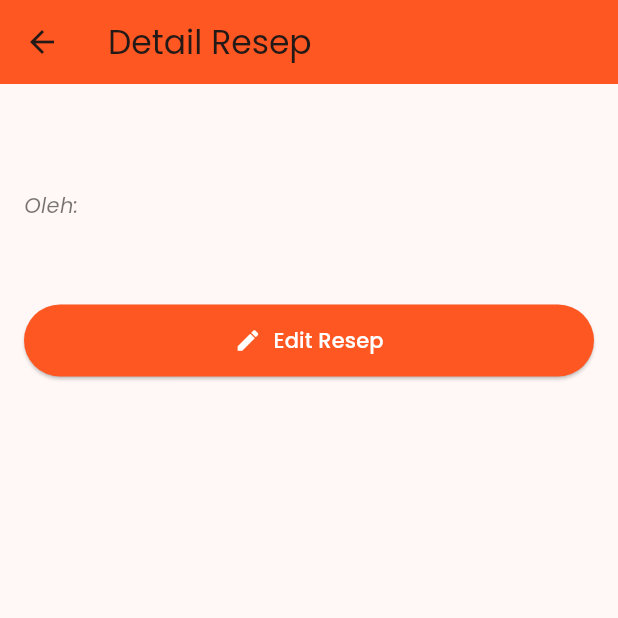
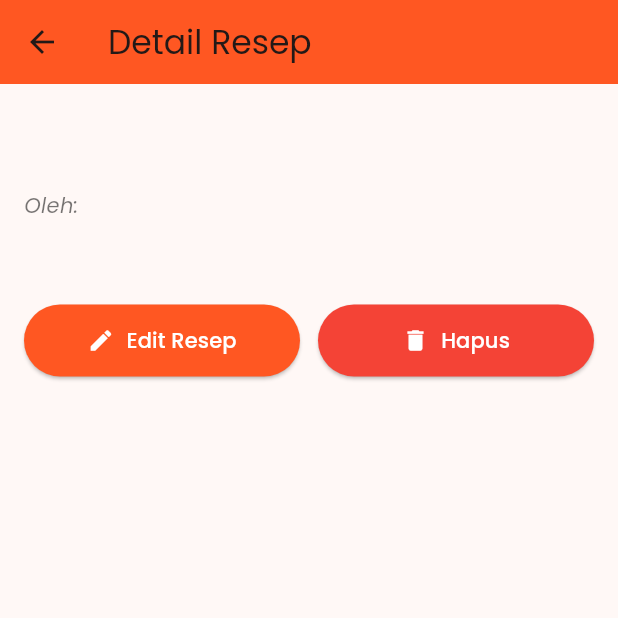
Before and after one commit to OwenC14220326/c14220326_uas_ambw, a Flutter app: the DetailRecipePage screen opened directly with empty values, on a phone screen of 412 x 824 dp, the top half of it. Run offline on Flutter 3.47's test engine with Material 3 defaults, Android fonts, the phone set to English and light mode, and no system bars; our stand-ins replace cloud_firestore, firebase_auth, firebase_core, google_fonts, hive, hive_flutter; accounts and stored records are empty.

Commit message:
Add Delete + Configuration + Merapikan

```diff
--- a/lib/main.dart
+++ b/lib/main.dart
@@ -20,7 +20,6 @@ void main() async {
 
   await Hive.initFlutter();
 
-  // Buka box untuk simpan session
   await Hive.openBox('sessionBox');
 
   runApp(const SimpleRecipeKeeperApp());
--- a/lib/pages/add_recipe.dart
+++ b/lib/pages/add_recipe.dart
@@ -42,7 +42,7 @@ class _AddRecipePageState extends State<AddRecipePage> {
       final namaPembuat = sessionBox.get('nama_lengkap') ?? 'Anonim';
 
       await FirebaseFirestore.instance.collection('recipes').add({
-        'uid_pembuat': uid, // Tambahkan UID pembuat
+        'uid_pembuat': uid,
         'nama_pembuat': namaPembuat,
         'nama_resep': _namaController.text.trim(),
         'deskripsi_resep': _deskripsiController.text.trim(),
@@ -63,7 +63,7 @@ class _AddRecipePageState extends State<AddRecipePage> {
               TextButton(
                 onPressed: () {
                   Navigator.pop(context);
-                  Navigator.pop(context); // Kembali ke Home
+                  Navigator.pop(context);
                 },
                 child: const Text('OK'),
               ),
--- a/lib/pages/detail_recipe.dart
+++ b/lib/pages/detail_recipe.dart
@@ -13,15 +13,19 @@ class DetailRecipePage extends StatelessWidget {
         title: const Text('Detail Resep'),
         backgroundColor: Colors.deepOrange,
       ),
-      body: StreamBuilder<DocumentSnapshot>(
-        stream: FirebaseFirestore.instance.collection('recipes').doc(docId).snapshots(),
+      body: FutureBuilder<DocumentSnapshot>(
+        future: FirebaseFirestore.instance.collection('recipes').doc(docId).get(),
         builder: (context, snapshot) {
           if (snapshot.connectionState == ConnectionState.waiting) {
             return const Center(child: CircularProgressIndicator());
           }
 
+          if (snapshot.hasError) {
+            return Center(child: Text('Error: ${snapshot.error}'));
+          }
+
           if (!snapshot.hasData || !snapshot.data!.exists) {
-            return const Center(child: Text('Resep tidak ditemukan.'));
+            return const Center(child: Text('Resep tidak ditemukan'));
           }
 
           final doc = snapshot.data!;
@@ -69,8 +73,7 @@ class DetailRecipePage extends StatelessWidget {
                   ),
                 ),
                 const SizedBox(height: 16),
-                if (deskripsi.isNotEmpty)
-                  Text(deskripsi),
+                if (deskripsi.isNotEmpty) Text(deskripsi),
                 const SizedBox(height: 16),
                 if (bahanList.isNotEmpty)
                   Column(
@@ -96,8 +99,9 @@ class DetailRecipePage extends StatelessWidget {
                     ],
                   ),
                 const SizedBox(height: 24),
-                SizedBox(
-                  width: double.infinity,
+                Row(
+                  children: [
+                    Expanded(
                       child: ElevatedButton.icon(
                         onPressed: () {
                           Navigator.pushNamed(
@@ -115,6 +119,48 @@ class DetailRecipePage extends StatelessWidget {
                         ),
                       ),
                     ),
+                    const SizedBox(width: 12),
+                    Expanded(
+                      child: ElevatedButton.icon(
+                        onPressed: () async {
+                          final confirm = await showDialog<bool>(
+                            context: context,
+                            builder: (context) => AlertDialog(
+                              title: const Text('Hapus Resep'),
+                              content: const Text('Yakin ingin menghapus resep ini?'),
+                              actions: [
+                                TextButton(
+                                  onPressed: () => Navigator.pop(context, false),
+                                  child: const Text('Batal'),
+                                ),
+                                ElevatedButton(
+                                  onPressed: () => Navigator.pop(context, true),
+                                  child: const Text('Hapus'),
+                                ),
+                              ],
+                            ),
+                          );
+                          if (confirm == true) {
+                            await FirebaseFirestore.instance
+                                .collection('recipes')
+                                .doc(doc.id)
+                                .delete();
+                            if (context.mounted) {
+                              Navigator.pop(context);
+                            }
+                          }
+                        },
+                        icon: const Icon(Icons.delete),
+                        label: const Text('Hapus'),
+                        style: ElevatedButton.styleFrom(
+                          backgroundColor: Colors.red,
+                          foregroundColor: Colors.white,
+                          padding: const EdgeInsets.symmetric(vertical: 14),
+                        ),
+                      ),
+                    ),
+                  ],
+                ),
               ],
             ),
           );
--- a/lib/pages/get_started.dart
+++ b/lib/pages/get_started.dart
@@ -16,7 +16,7 @@ class _GetStartedPageState extends State<GetStartedPage> {
   }
 
   Future<void> _checkSession() async {
-    await Future.delayed(const Duration(seconds: 2)); // Simulasi loading
+    await Future.delayed(const Duration(seconds: 3));
     final sessionBox = Hive.box('sessionBox');
     final uid = sessionBox.get('uid');
 
--- a/lib/pages/home_page.dart
+++ b/lib/pages/home_page.dart
@@ -65,7 +65,6 @@ class _HomePageState extends State<HomePage> {
       body: SafeArea(
         child: Column(
           children: [
-            // Search Bar
             Padding(
               padding: const EdgeInsets.fromLTRB(16, 16, 16, 8),
               child: TextField(
@@ -81,7 +80,6 @@ class _HomePageState extends State<HomePage> {
                 },
               ),
             ),
-            // List Resep
             Expanded(
               child: StreamBuilder<QuerySnapshot>(
                 stream:
@@ -90,7 +88,7 @@ class _HomePageState extends State<HomePage> {
                         .where(
                           'uid_pembuat',
                           isEqualTo: uid,
-                        ) // 💡 FILTER HANYA RESEP USER INI
+                        )
                         .orderBy('created_at', descending: true)
                         .snapshots(),
                 builder: (context, snapshot) {
@@ -173,7 +171,7 @@ class _HomePageState extends State<HomePage> {
                             Navigator.pushNamed(
                               context,
                               '/detail-recipe',
-                              arguments: data.id, // hanya ID
+                              arguments: data.id,
                             );
                           },
                         ),
--- a/lib/pages/signin_page.dart
+++ b/lib/pages/signin_page.dart
@@ -66,7 +66,6 @@ class _SignInPageState extends State<SignInPage> {
             child: Column(
               crossAxisAlignment: CrossAxisAlignment.center,
               children: [
-                // Logo
                 const Icon(Icons.restaurant_menu,
                     size: 80, color: Colors.deepOrange),
                 const SizedBox(height: 12),
--- a/lib/pages/signup_page.dart
+++ b/lib/pages/signup_page.dart
@@ -55,7 +55,6 @@ class _SignUpPageState extends State<SignUpPage> {
       await sessionBox.put('email', _emailController.text.trim());
       await sessionBox.put('nama_lengkap', _namaController.text.trim());
 
-      // Tampilkan konfirmasi
       if (context.mounted) {
         await showDialog(
           context: context,
@@ -65,7 +64,7 @@ class _SignUpPageState extends State<SignUpPage> {
             actions: [
               TextButton(
                 onPressed: () {
-                  Navigator.pop(context); // Tutup dialog
+                  Navigator.pop(context);
                   Navigator.pushReplacementNamed(context, '/home');
                 },
                 child: const Text('OK'),
```
Also changed, not shown: lib/firebase_options.dart, 1 other file. Lines whose indentation alone changed are shown as unchanged.
